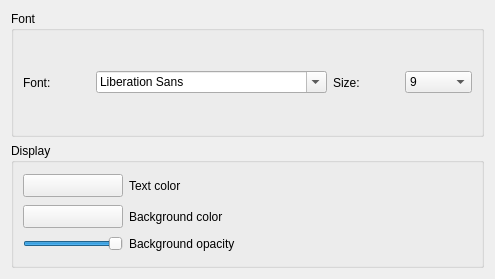
Above: src/mafScriptInterpreter/mafInterpreterPreferencesWidget.ui from tartarini/MAF3 before the change. Below: the same form after it.
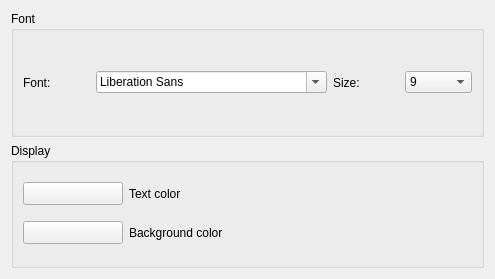
That is the form after the change.

Commit message: Removed opacity slider.

Diff of the .ui file:
```diff
--- a/src/mafScriptInterpreter/mafInterpreterPreferencesWidget.ui
+++ b/src/mafScriptInterpreter/mafInterpreterPreferencesWidget.ui
@@ -152,38 +152,6 @@
           </property>
          </widget>
         </item>
-        <item row="2" column="0">
-         <widget class="QSlider" name="backgroundOpacitySlider">
-          <property name="minimumSize">
-           <size>
-            <width>100</width>
-            <height>0</height>
-           </size>
-          </property>
-          <property name="maximumSize">
-           <size>
-            <width>100</width>
-            <height>16777215</height>
-           </size>
-          </property>
-          <property name="maximum">
-           <number>255</number>
-          </property>
-          <property name="value">
-           <number>255</number>
-          </property>
-          <property name="orientation">
-           <enum>Qt::Horizontal</enum>
-          </property>
-         </widget>
-        </item>
-        <item row="2" column="1">
-         <widget class="QLabel" name="backgroundOpacityLabel">
-          <property name="text">
-           <string>Background opacity</string>
-          </property>
-         </widget>
-        </item>
        </layout>
       </widget>
      </item>
```
